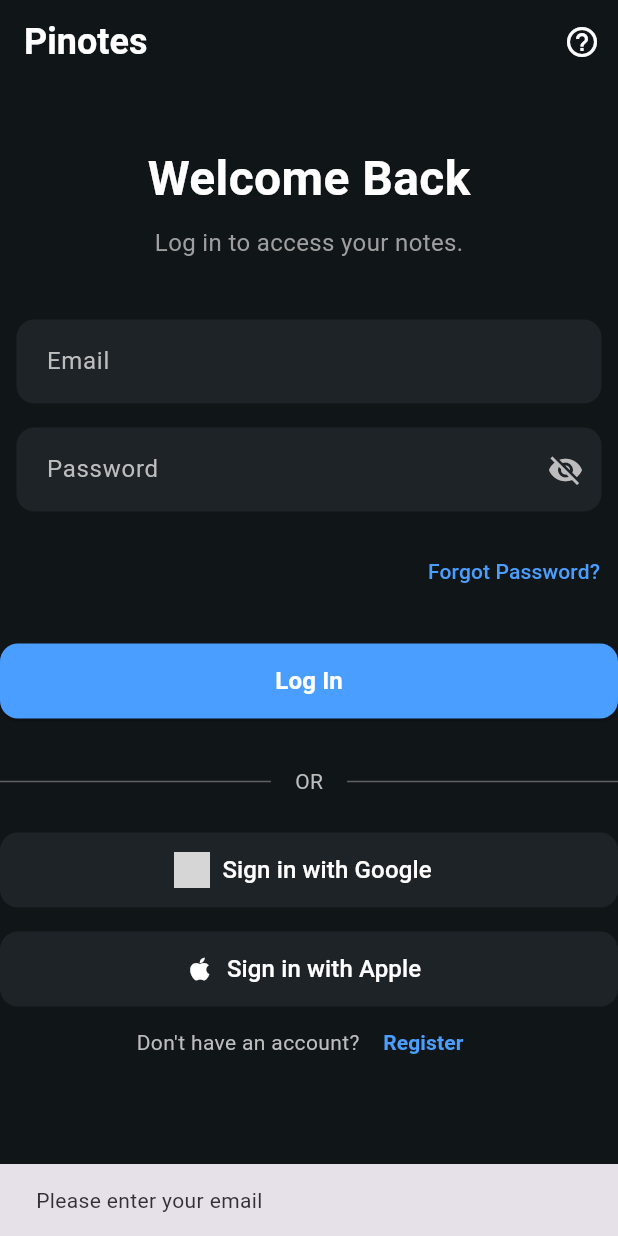
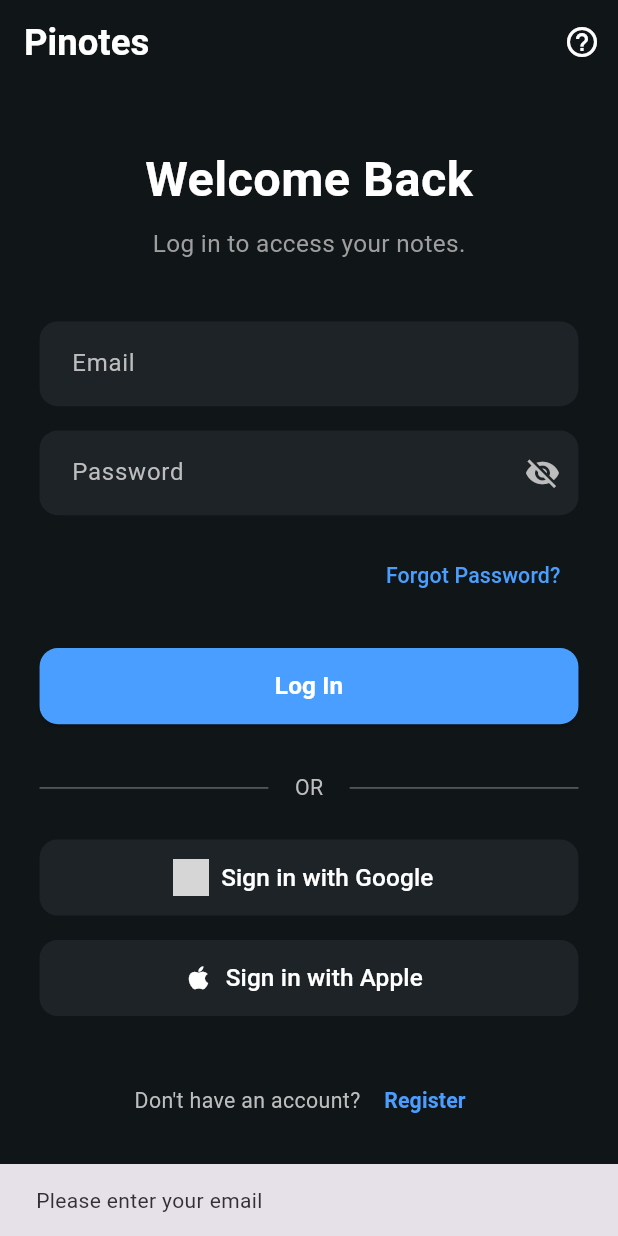
Before and after one commit to Ahmed4r/notes_app, a Flutter app: the screen it shows after launch, after a tap on "Log In", on a phone screen of 412 x 824 dp. Run offline on Flutter 3.47's test engine with Material 3 defaults, Android fonts, the phone set to English and light mode, and no system bars; our stand-ins replace cloud_firestore, dotted_border, firebase_auth, firebase_core, flutter_screenutil, google_sign_in; accounts and stored records are empty; grey boxes are pictures that could not be loaded.

Commit message:
feat: add flutter_screenutil for responsive design and update UI across multiple pages

```diff
--- a/lib/main.dart
+++ b/lib/main.dart
@@ -1,6 +1,7 @@
 import 'package:crud_firebase/pages/splash_page.dart';
 import 'package:flutter/material.dart';
 import 'package:firebase_core/firebase_core.dart';
+import 'package:flutter_screenutil/flutter_screenutil.dart';
 import 'firebase_options.dart';
 
 void main() async {
@@ -15,13 +16,18 @@ class MyApp extends StatelessWidget {
 
   @override
   Widget build(BuildContext context) {
-    return MaterialApp(
+    return ScreenUtilInit(
+      designSize: const Size(375, 812), // iPhone X design size
+      minTextAdapt: true,
+      splitScreenMode: true,
+      child: MaterialApp(
         title: 'Note App',
         theme: ThemeData.light(),
         themeMode: ThemeMode.dark,
         darkTheme: ThemeData.dark(),
         debugShowCheckedModeBanner: false,
         home: const SplashPage(),
+      ),
     );
   }
 }
--- a/lib/pages/auth/login_page.dart
+++ b/lib/pages/auth/login_page.dart
@@ -5,6 +5,7 @@ import 'package:crud_firebase/pages/home_page.dart';
 import 'package:crud_firebase/service/firebase_auth.dart';
 import 'package:firebase_auth/firebase_auth.dart';
 import 'package:flutter/material.dart';
+import 'package:flutter_screenutil/flutter_screenutil.dart';
 import '../../shared/app_colors.dart';
 
 class LoginPage extends StatefulWidget {
@@ -34,11 +35,11 @@ class _LoginPageState extends State<LoginPage> {
         backgroundColor: AppColors.backgroundColor,
         elevation: 0,
         automaticallyImplyLeading: false,
-        title: const Text(
+        title: Text(
           'Pinotes',
           style: TextStyle(
             color: Colors.white,
-            fontSize: 24,
+            fontSize: 24.sp,
             fontWeight: FontWeight.w600,
           ),
         ),
@@ -52,32 +53,34 @@ class _LoginPageState extends State<LoginPage> {
         ],
       ),
       backgroundColor: AppColors.backgroundColor,
-      body: SingleChildScrollView(
+      body: Padding(
+        padding: EdgeInsets.symmetric(horizontal: 24.w),
+        child: SingleChildScrollView(
           child: Column(
             children: [
               // Header with info icon
-            const SizedBox(height: 40),
+              SizedBox(height: 40.h),
               // Welcome text
-            const Text(
+              Text(
                 'Welcome Back',
                 style: TextStyle(
                   color: Colors.white,
-                fontSize: 32,
+                  fontSize: 32.sp,
                   fontWeight: FontWeight.bold,
                 ),
               ),
-            const SizedBox(height: 8),
-            const Text(
+              SizedBox(height: 8.h),
+              Text(
                 'Log in to access your notes.',
-              style: TextStyle(color: Colors.grey, fontSize: 16),
+                style: TextStyle(color: Colors.grey, fontSize: 16.sp),
               ),
 
-            const SizedBox(height: 40),
+              SizedBox(height: 40.h),
               Column(
                 children: [
                   // Email field
                   SizedBox(
-                  width: 390,
+                    width: double.infinity,
                     child: TextField(
                       controller: _emailController,
                       style: const TextStyle(color: Colors.white),
@@ -87,21 +90,21 @@ class _LoginPageState extends State<LoginPage> {
                         filled: true,
                         fillColor: const Color(0xff1e2328),
                         border: OutlineInputBorder(
-                        borderRadius: BorderRadius.circular(12),
+                          borderRadius: BorderRadius.circular(12.r),
                           borderSide: BorderSide.none,
                         ),
-                      contentPadding: const EdgeInsets.symmetric(
-                        horizontal: 16,
-                        vertical: 16,
+                        contentPadding: EdgeInsets.symmetric(
+                          horizontal: 16.w,
+                          vertical: 16.h,
                         ),
                       ),
                     ),
                   ),
-                const SizedBox(height: 16),
+                  SizedBox(height: 16.h),
 
                   // Password field
                   SizedBox(
-                  width: 390,
+                    width: double.infinity,
                     child: TextField(
                       controller: _passwordController,
                       obscureText: _obscurePassword,
@@ -112,12 +115,12 @@ class _LoginPageState extends State<LoginPage> {
                         filled: true,
                         fillColor: const Color(0xff1e2328),
                         border: OutlineInputBorder(
-                        borderRadius: BorderRadius.circular(12),
+                          borderRadius: BorderRadius.circular(12.r),
                           borderSide: BorderSide.none,
                         ),
-                      contentPadding: const EdgeInsets.symmetric(
-                        horizontal: 16,
-                        vertical: 16,
+                        contentPadding: EdgeInsets.symmetric(
+                          horizontal: 16.w,
+                          vertical: 16.h,
                         ),
                         suffixIcon: IconButton(
                           icon: Icon(
@@ -138,9 +141,7 @@ class _LoginPageState extends State<LoginPage> {
                 ],
               ),
 
-            const SizedBox(height: 16),
-
-            // Forgot password
+              SizedBox(height: 16.h), // Forgot password
               Align(
                 alignment: Alignment.centerRight,
                 child: TextButton(
@@ -153,25 +154,30 @@ class _LoginPageState extends State<LoginPage> {
                       ),
                     );
                   },
-                child: const Text(
+                  child: Text(
                     'Forgot Password?',
-                  style: TextStyle(color: Color(0xff4A9EFF), fontSize: 14),
+                    style: TextStyle(
+                      color: const Color(0xff4A9EFF),
+                      fontSize: 14.sp,
+                    ),
                   ),
                 ),
               ),
 
-            const SizedBox(height: 24),
+              SizedBox(height: 24.h),
 
               // Login button
               SizedBox(
                 width: double.infinity,
-              height: 50,
+                height: 50.h,
                 child: ElevatedButton(
                   onPressed: () async {
                     // Validate input fields
                     if (_emailController.text.trim().isEmpty) {
                       ScaffoldMessenger.of(context).showSnackBar(
-                      const SnackBar(content: Text('Please enter your email')),
+                        const SnackBar(
+                          content: Text('Please enter your email'),
+                        ),
                       );
                       return;
                     }
@@ -253,43 +259,50 @@ class _LoginPageState extends State<LoginPage> {
                   style: ElevatedButton.styleFrom(
                     backgroundColor: const Color(0xff4A9EFF),
                     shape: RoundedRectangleBorder(
-                    borderRadius: BorderRadius.circular(12),
+                      borderRadius: BorderRadius.circular(12.r),
                     ),
                   ),
-                child: const Text(
+                  child: Text(
                     'Log In',
                     style: TextStyle(
                       color: Colors.white,
-                    fontSize: 16,
+                      fontSize: 16.sp,
                       fontWeight: FontWeight.w600,
                     ),
                   ),
                 ),
               ),
 
-            const SizedBox(height: 32),
+              SizedBox(height: 32.h),
 
               // OR divider
               Row(
                 children: [
-                Expanded(child: Container(height: 1, color: Colors.grey[700])),
+                  Expanded(
+                    child: Container(height: 1, color: Colors.grey[700]),
+                  ),
                   Padding(
-                  padding: const EdgeInsets.symmetric(horizontal: 16),
+                    padding: EdgeInsets.symmetric(horizontal: 16.w),
                     child: Text(
                       'OR',
-                    style: TextStyle(color: Colors.grey[400], fontSize: 14),
+                      style: TextStyle(
+                        color: Colors.grey[400],
+                        fontSize: 14.sp,
                       ),
                     ),
-                Expanded(child: Container(height: 1, color: Colors.grey[700])),
+                  ),
+                  Expanded(
+                    child: Container(height: 1, color: Colors.grey[700]),
+                  ),
                 ],
               ),
 
-            const SizedBox(height: 24),
+              SizedBox(height: 24.h),
 
               // Google sign in button
               SizedBox(
                 width: double.infinity,
-              height: 50,
+                height: 50.h,
                 child: OutlinedButton.icon(
                   onPressed: () async {
                     try {
@@ -319,34 +332,34 @@ class _LoginPageState extends State<LoginPage> {
                     backgroundColor: const Color(0xff1e2328),
                     side: BorderSide.none,
                     shape: RoundedRectangleBorder(
-                    borderRadius: BorderRadius.circular(12),
+                      borderRadius: BorderRadius.circular(12.r),
                     ),
                   ),
                   icon: Image.asset(
                     'assets/google_icon.png', // You'll need to add this asset
-                  width: 20,
-                  height: 20,
+                    width: 20.w,
+                    height: 20.h,
                     errorBuilder: (context, error, stackTrace) {
-                    return const Icon(
+                      return Icon(
                         Icons.g_mobiledata,
                         color: Colors.white,
-                      size: 24,
+                        size: 24.sp,
                       );
                     },
                   ),
-                label: const Text(
+                  label: Text(
                     'Sign in with Google',
-                  style: TextStyle(color: Colors.white, fontSize: 16),
+                    style: TextStyle(color: Colors.white, fontSize: 16.sp),
                   ),
                 ),
               ),
 
-            const SizedBox(height: 16),
+              SizedBox(height: 16.h),
 
               // Apple sign in button
               SizedBox(
                 width: double.infinity,
-              height: 50,
+                height: 50.h,
                 child: OutlinedButton.icon(
                   onPressed: () {
                     // Handle Apple sign in
@@ -358,28 +371,26 @@ class _LoginPageState extends State<LoginPage> {
                     backgroundColor: const Color(0xff1e2328),
                     side: BorderSide.none,
                     shape: RoundedRectangleBorder(
-                    borderRadius: BorderRadius.circular(12),
+                      borderRadius: BorderRadius.circular(12.r),
                     ),
                   ),
-                icon: const Icon(Icons.apple, color: Colors.white, size: 20),
-                label: const Text(
+                  icon: Icon(Icons.apple, color: Colors.white, size: 20.sp),
+                  label: Text(
                     'Sign in with Apple',
-                  style: TextStyle(color: Colors.white, fontSize: 16),
+                    style: TextStyle(color: Colors.white, fontSize: 16.sp),
                   ),
                 ),
               ),
 
-            // const Spacer(),
+              SizedBox(height: 32.h),
 
               // Register link
-            Padding(
-              padding: const EdgeInsets.only(bottom: 32),
-              child: Row(
+              Row(
                 mainAxisAlignment: MainAxisAlignment.center,
                 children: [
                   Text(
                     "Don't have an account? ",
-                    style: TextStyle(color: Colors.grey[400], fontSize: 14),
+                    style: TextStyle(color: Colors.grey[400], fontSize: 14.sp),
                   ),
                   TextButton(
                     onPressed: () {
@@ -389,19 +400,19 @@ class _LoginPageState extends State<LoginPage> {
                         MaterialPageRoute(builder: (context) => RegisterPage()),
                       );
                     },
-                    child: const Text(
+                    child: Text(
                       'Register',
                       style: TextStyle(
-                        color: Color(0xff4A9EFF),
-                        fontSize: 14,
+                        color: const Color(0xff4A9EFF),
+                        fontSize: 14.sp,
                         fontWeight: FontWeight.w600,
                       ),
                     ),
                   ),
                 ],
               ),
+            ],
           ),
-          ],
         ),
       ),
     );
--- a/lib/pages/home_page.dart
+++ b/lib/pages/home_page.dart
@@ -8,6 +8,7 @@ import 'package:crud_firebase/service/firestore.dart';
 import 'package:crud_firebase/shared/app_colors.dart';
 import 'package:flutter/cupertino.dart';
 import 'package:flutter/material.dart';
+import 'package:flutter_screenutil/flutter_screenutil.dart';
 import 'package:intl/intl.dart';
 
 class HomePage extends StatefulWidget {
@@ -69,7 +70,10 @@ class _HomePageState extends State<HomePage> {
             ),
           ],
           backgroundColor: AppColors.backgroundColor,
-          title: const Text('Pinotes', style: TextStyle(color: Colors.white)),
+          title: Text(
+            'Pinotes',
+            style: TextStyle(color: Colors.white, fontSize: 20.sp),
+          ),
           bottom: TabBar(
             splashBorderRadius: BorderRadius.circular(50),
 
--- a/lib/pages/show_note_details.dart
+++ b/lib/pages/show_note_details.dart
@@ -217,7 +217,6 @@ class _ShowNoteDetailsState extends State<ShowNoteDetails> {
           if (!snapshot.hasData) {
             return Center(child: Text('Note not found'));
           }
-
           final note = snapshot.data!;
           final title = note['title'] ?? 'No Title';
           final description = note['description'] ?? 'No Description';
--- a/lib/pages/splash_page.dart
+++ b/lib/pages/splash_page.dart
@@ -2,6 +2,7 @@ import 'package:crud_firebase/pages/auth/login_page.dart';
 import 'package:crud_firebase/pages/home_page.dart';
 import 'package:firebase_auth/firebase_auth.dart';
 import 'package:flutter/material.dart';
+import 'package:flutter_screenutil/flutter_screenutil.dart';
 
 class SplashPage extends StatefulWidget {
   const SplashPage({super.key});
@@ -16,19 +17,27 @@ class _SplashPageState extends State<SplashPage> {
     super.initState();
 
     Future.delayed(const Duration(seconds: 3), () async {
-      Navigator.of(context).pushReplacement(MaterialPageRoute(
-        builder: (context) => FirebaseAuth.instance.currentUser == null
-            ? LoginPage()
-            : HomePage(),
-      ));
+      Navigator.of(context).pushReplacement(
+        MaterialPageRoute(
+          builder: (context) => FirebaseAuth.instance.currentUser == null
+              ? LoginPage()
+              : HomePage(),
+        ),
+      );
     });
   }
 
   @override
   Widget build(BuildContext context) {
     return Scaffold(
-      backgroundColor: Color(0xff101518),
-      body: Center(child: Image.asset('assets/splash_image.png')),
+      backgroundColor: const Color(0xff101518),
+      body: Center(
+        child: Image.asset(
+          'assets/splash_image.png',
+          width: 200.w,
+          height: 200.h,
+        ),
+      ),
     );
   }
 }
--- a/pubspec.yaml
+++ b/pubspec.yaml
@@ -42,6 +42,7 @@ dependencies:
   http: ^1.5.0
   auto_size_text: ^3.0.0
   google_sign_in: ^6.2.1
+  flutter_screenutil: ^5.9.3
 
 dev_dependencies:
   flutter_test:
```
Also changed, not shown: lib/pages/add_note.dart (+54 -49 lines), lib/shared/responsive.dart (added, +50 -0 lines), pubspec.lock. Lines whose indentation alone changed are shown as unchanged.
